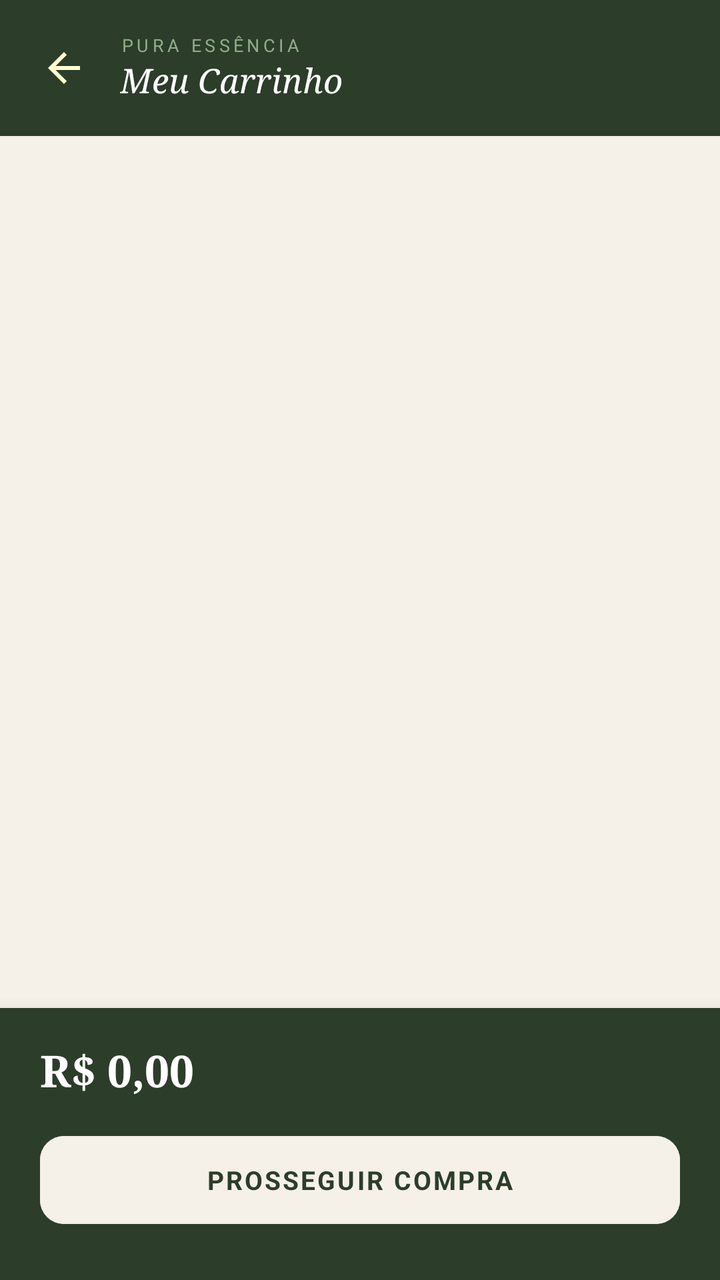
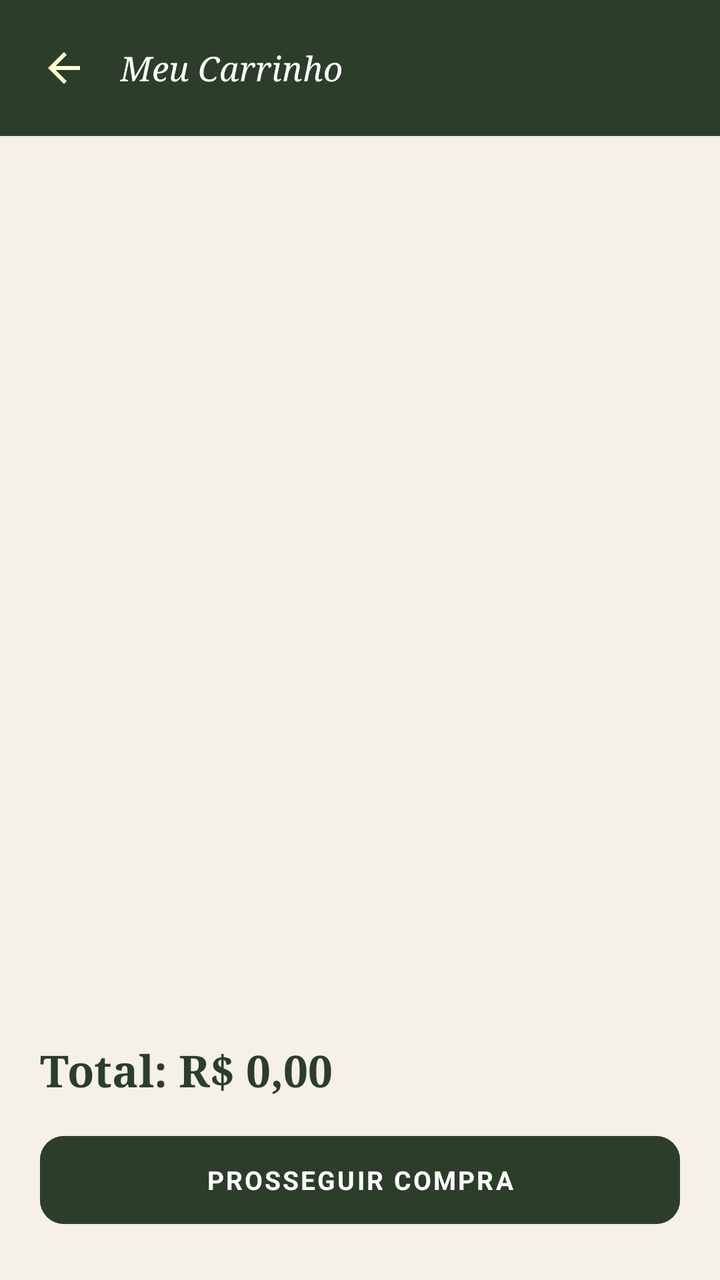

Before-and-after screenshots of an Android layout around one commit, followed by the original layout XML and the change that was made.
<!-- AndroidManifest.xml: application theme Theme.AppLoginTest -->
<!-- res/layout/activity_carrinho.xml -->
<?xml version="1.0" encoding="utf-8"?>
<androidx.constraintlayout.widget.ConstraintLayout
    xmlns:android="http://schemas.android.com/apk/res/android"
    xmlns:app="http://schemas.android.com/apk/res-auto"
    android:id="@+id/main"
    android:layout_width="match_parent"
    android:layout_height="match_parent"
    android:background="@color/creme_fundo">

    
    <LinearLayout
        android:id="@+id/header"
        android:layout_width="0dp"
        android:layout_height="wrap_content"
        android:background="@color/verde_escuro"
        android:gravity="center_vertical"
        android:orientation="horizontal"
        android:paddingStart="12dp"
        android:paddingEnd="16dp"
        android:paddingTop="14dp"
        android:paddingBottom="14dp"
        app:layout_constraintEnd_toEndOf="parent"
        app:layout_constraintStart_toStartOf="parent"
        app:layout_constraintTop_toTopOf="parent">

        <ImageButton
            android:id="@+id/btnVoltar"
            android:layout_width="40dp"
            android:layout_height="40dp"
            android:background="?attr/selectableItemBackgroundBorderless"
            android:src="@drawable/ic_seta_voltar"
            android:contentDescription="Voltar" />

        <LinearLayout
            android:layout_width="0dp"
            android:layout_height="wrap_content"
            android:layout_weight="1"
            android:layout_marginStart="8dp"
            android:orientation="vertical">

            <TextView
                android:layout_width="wrap_content"
                android:layout_height="wrap_content"
                android:text="PURA ESSÊNCIA"
                android:textColor="@color/verde_claro"
                android:textSize="9sp"
                android:letterSpacing="0.2" />

            <TextView
                android:layout_width="wrap_content"
                android:layout_height="wrap_content"
                android:text="Meu Carrinho"
                android:textColor="@color/white"
                android:textSize="17sp"
                android:fontFamily="serif"
                android:textStyle="italic" />
        </LinearLayout>
    </LinearLayout>

    
    <androidx.recyclerview.widget.RecyclerView
        android:id="@+id/recyclerCarrinho"
        android:layout_width="0dp"
        android:layout_height="0dp"
        android:background="@color/creme_fundo"
        android:paddingTop="8dp"
        android:clipToPadding="false"
        app:layout_constraintBottom_toTopOf="@+id/cardRodape"
        app:layout_constraintEnd_toEndOf="parent"
        app:layout_constraintStart_toStartOf="parent"
        app:layout_constraintTop_toBottomOf="@+id/header" />

    
    <LinearLayout
        android:id="@+id/tvCarrinhoVazio"
        android:layout_width="wrap_content"
        android:layout_height="wrap_content"
        android:orientation="vertical"
        android:gravity="center"
        android:visibility="gone"
        app:layout_constraintBottom_toTopOf="@+id/cardRodape"
        app:layout_constraintEnd_toEndOf="parent"
        app:layout_constraintStart_toStartOf="parent"
        app:layout_constraintTop_toBottomOf="@+id/header">

        <TextView
            android:layout_width="wrap_content"
            android:layout_height="wrap_content"
            android:text="🛒"
            android:textSize="40sp" />

        <TextView
            android:layout_width="wrap_content"
            android:layout_height="wrap_content"
            android:layout_marginTop="8dp"
            android:text="Carrinho vazio"
            android:textColor="@color/texto_secundario"
            android:textSize="16sp"
            android:fontFamily="serif"
            android:textStyle="italic" />
    </LinearLayout>

    
    <androidx.cardview.widget.CardView
        android:id="@+id/cardRodape"
        android:layout_width="0dp"
        android:layout_height="wrap_content"
        app:cardCornerRadius="0dp"
        app:cardElevation="12dp"
        app:cardBackgroundColor="@color/verde_escuro"
        app:layout_constraintBottom_toBottomOf="parent"
        app:layout_constraintEnd_toEndOf="parent"
        app:layout_constraintStart_toStartOf="parent">

        <LinearLayout
            android:layout_width="match_parent"
            android:layout_height="wrap_content"
            android:orientation="vertical"
            android:paddingStart="20dp"
            android:paddingEnd="20dp"
            android:paddingTop="16dp"
            android:paddingBottom="24dp">

            <LinearLayout
                android:layout_width="match_parent"
                android:layout_height="wrap_content"
                android:orientation="horizontal"
                android:gravity="center_vertical"
                android:layout_marginBottom="14dp">


                <TextView
                    android:id="@+id/tvTotal"
                    android:layout_width="wrap_content"
                    android:layout_height="wrap_content"
                    android:text="R$ 0,00"
                    android:textColor="@color/white"
                    android:textSize="22sp"
                    android:fontFamily="serif"
                    android:textStyle="bold" />
            </LinearLayout>

            <Button
                android:id="@+id/btnProsseguir"
                android:layout_width="match_parent"
                android:layout_height="52dp"
                android:backgroundTint="@color/creme_fundo"
                android:text="PROSSEGUIR COMPRA"
                android:textColor="@color/verde_escuro"
                android:textSize="13sp"
                android:letterSpacing="0.08"
                android:textStyle="bold"
                app:cornerRadius="12dp" />
        </LinearLayout>
    </androidx.cardview.widget.CardView>

</androidx.constraintlayout.widget.ConstraintLayout>
<!-- resources referenced by this layout -->
<resources>
  <color name="creme_fundo">#F5F0E8</color>
  <color name="texto_secundario">#B0A090</color>
  <color name="verde_claro">#8FAD88</color>
  <color name="verde_escuro">#2C3D2A</color>
  <color name="white">#FFFFFFFF</color>
  <!-- drawable ic_seta_voltar (drawable) -->
  <vector xmlns:android="http://schemas.android.com/apk/res/android"
      android:width="24dp"
      android:height="24dp"
      android:viewportWidth="24"
      android:viewportHeight="24">
      <path
          android:fillColor="#FFFDD0"
          android:pathData="M20,11H7.83l5.59,-5.59L12,4l-8,8 8,8 1.41,-1.41L7.83,13H20v-2z"/>
  </vector>
  <style name="Theme.AppLoginTest" parent="Base.Theme.AppLoginTest" />
  <style name="Base.Theme.AppLoginTest" parent="Theme.Material3.DayNight.NoActionBar">
          <item name="colorPrimary">@color/verde_escuro</item>
          <item name="colorPrimaryVariant">@color/verde_medio</item>
          <item name="colorOnPrimary">@color/white</item>
          <item name="colorSecondary">@color/verde_claro</item>
          <item name="colorOnSecondary">@color/verde_escuro</item>
          <item name="android:windowBackground">@color/creme_fundo</item>
          <item name="android:fontFamily">sans-serif</item>
      </style>
  <color name="verde_medio">#3D5C3A</color>
</resources>

<!-- the commit's change to res/layout/activity_carrinho.xml (unified diff, before → after) -->
@@ -31,30 +31,17 @@
             android:src="@drawable/ic_seta_voltar"
             android:contentDescription="Voltar" />
 
-        <LinearLayout
+        <TextView
             android:layout_width="0dp"
             android:layout_height="wrap_content"
             android:layout_weight="1"
             android:layout_marginStart="8dp"
-            android:orientation="vertical">
+            android:text="Meu Carrinho"
+            android:textColor="@color/white"
+            android:textSize="17sp"
+            android:fontFamily="serif"
+            android:textStyle="italic" />
 
-            <TextView
-                android:layout_width="wrap_content"
-                android:layout_height="wrap_content"
-                android:text="PURA ESSÊNCIA"
-                android:textColor="@color/verde_claro"
-                android:textSize="9sp"
-                android:letterSpacing="0.2" />
-
-            <TextView
-                android:layout_width="wrap_content"
-                android:layout_height="wrap_content"
-                android:text="Meu Carrinho"
-                android:textColor="@color/white"
-                android:textSize="17sp"
-                android:fontFamily="serif"
-                android:textStyle="italic" />
-        </LinearLayout>
     </LinearLayout>
 
     
@@ -101,57 +88,45 @@
     </LinearLayout>
 
     
-    <androidx.cardview.widget.CardView
+    <LinearLayout
         android:id="@+id/cardRodape"
         android:layout_width="0dp"
         android:layout_height="wrap_content"
-        app:cardCornerRadius="0dp"
-        app:cardElevation="12dp"
-        app:cardBackgroundColor="@color/verde_escuro"
+        android:orientation="vertical"
+        android:background="@color/creme_fundo"
+        android:paddingStart="20dp"
+        android:paddingEnd="20dp"
+        android:paddingTop="16dp"
+        android:paddingBottom="24dp"
         app:layout_constraintBottom_toBottomOf="parent"
         app:layout_constraintEnd_toEndOf="parent"
         app:layout_constraintStart_toStartOf="parent">
 
-        <LinearLayout
+        <TextView
+            android:id="@+id/tvTotal"
+            android:layout_width="wrap_content"
+            android:layout_height="wrap_content"
+            android:layout_marginBottom="14dp"
+            android:text="Total: R$ 0,00"
+            android:textColor="@color/verde_escuro"
+            android:textSize="22sp"
+            android:fontFamily="serif"
+            android:textStyle="bold" />
+
+        <Button
+            android:id="@+id/btnProsseguir"
             android:layout_width="match_parent"
-            android:layout_height="wrap_content"
-            android:orientation="vertical"
-            android:paddingStart="20dp"
-            android:paddingEnd="20dp"
-            android:paddingTop="16dp"
-            android:paddingBottom="24dp">
+            android:layout_height="52dp"
+            android:backgroundTint="@color/verde_escuro"
+            android:text="PROSSEGUIR COMPRA"
+            android:textColor="#FFFFFF"
+            android:textSize="13sp"
+            android:letterSpacing="0.08"
+            android:textStyle="bold"
+            android:fontFamily="sans-serif"
+            android:singleLine="true"
+            app:cornerRadius="12dp" />
 
-            <LinearLayout
-                android:layout_width="match_parent"
-                android:layout_height="wrap_content"
-                android:orientation="horizontal"
-                android:gravity="center_vertical"
-                android:layout_marginBottom="14dp">
-
-
-                <TextView
-                    android:id="@+id/tvTotal"
-                    android:layout_width="wrap_content"
-                    android:layout_height="wrap_content"
-                    android:text="R$ 0,00"
-                    android:textColor="@color/white"
-                    android:textSize="22sp"
-                    android:fontFamily="serif"
-                    android:textStyle="bold" />
-            </LinearLayout>
-
-            <Button
-                android:id="@+id/btnProsseguir"
-                android:layout_width="match_parent"
-                android:layout_height="52dp"
-                android:backgroundTint="@color/creme_fundo"
-                android:text="PROSSEGUIR COMPRA"
-                android:textColor="@color/verde_escuro"
-                android:textSize="13sp"
-                android:letterSpacing="0.08"
-                android:textStyle="bold"
-                app:cornerRadius="12dp" />
-        </LinearLayout>
-    </androidx.cardview.widget.CardView>
+    </LinearLayout>
 
 </androidx.constraintlayout.widget.ConstraintLayout>
